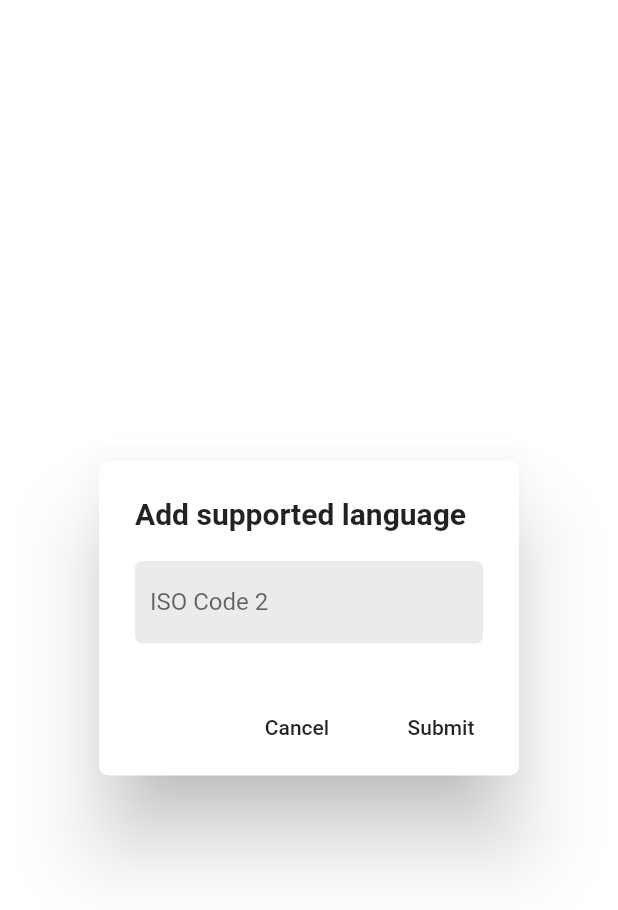
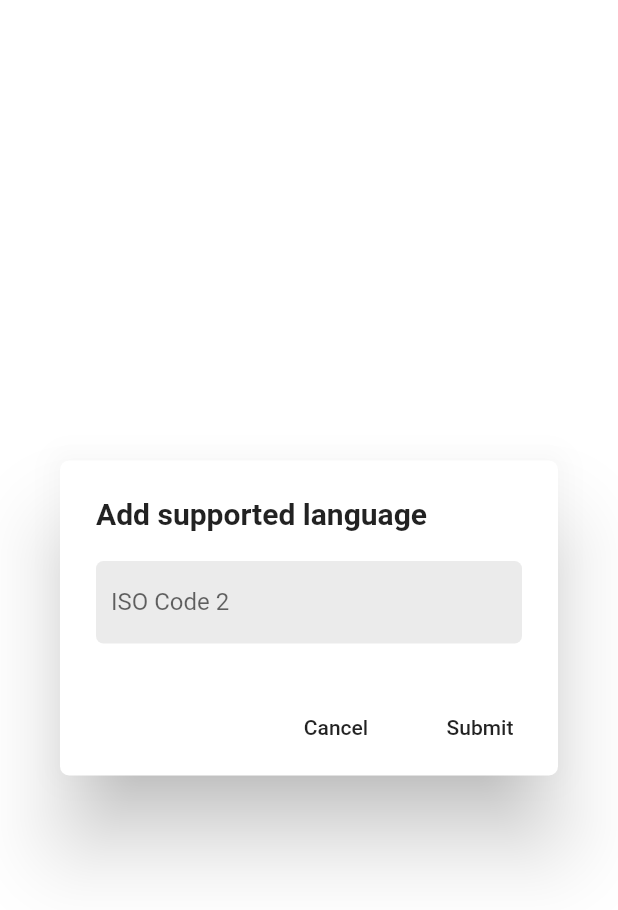
Before and after one commit to GeoQuiz-v2/admin-app, a Flutter app: the AddSupportedLanguageDialog widget shown alone on an empty page, opened directly, on a phone screen of 412 x 824 dp. Shown: the top 910 px of the screen. Run offline on Flutter 3.47's test engine with Material 2 defaults, Android fonts, the phone set to English and light mode, and no system bars; our stand-ins replace firebase_auth, firebase_core; missing offline and left inert: firebase; accounts and stored records are empty; statements that could not run were skipped.

Commit message:
FormDialog widget

```diff
--- a/lib/res/values.dart
+++ b/lib/res/values.dart
@@ -12,6 +12,6 @@ class Values {
   static final weightBold = FontWeight.w700;
   static final weightBlack = FontWeight.w900;
 
-  static final blockSpacing = 50.0;
+  static final blockSpacing = 30.0;
   static final normalSpacing = 10.0;
 }
--- a/lib/ui/questions.dart
+++ b/lib/ui/questions.dart
@@ -4,7 +4,7 @@ import 'package:geoquizadmin/models/models.dart';
 import 'package:geoquizadmin/models/questions_provider.dart';
 import 'package:geoquizadmin/res/colors.dart';
 import 'package:geoquizadmin/res/values.dart';
-import 'package:geoquizadmin/ui/widget/dialog.dart';
+import 'package:geoquizadmin/ui/widget/form_dialog.dart';
 import 'package:geoquizadmin/ui/widget/form_field.dart';
 import 'package:geoquizadmin/ui/widget/subtitle.dart';
 import 'package:provider/provider.dart';
@@ -85,31 +85,20 @@ class _AddSupportedLanguageDialogState extends State<AddSupportedLanguageDialog>
 
   bool inProgress = false;
 
-  final _formKey = GlobalKey<FormState>();
-  final _codeISOController = TextEditingController();
+
 
   @override
   Widget build(BuildContext context) {
-    return AppDialog(
+    return FormDialog(
       title: "Add supported language",
-      content: Form(
-        key: _formKey,
-        child: RoundedTextFormField(
-          hint: "ISO Code 2",
-          controller: _codeISOController,
-          validator: (value) => value.length == 2 ? null : "2 characters only.",
-        ),
-      ),
+      label: "ISO Code 2",
       onSubmit: onSubmit,
     );
   }
 
-  Future<bool> onSubmit() async {
-    if (_formKey.currentState.validate()) {
-      await Provider.of<QuestionsProvider>(context, listen: false).addSupportedLanguage(Language(_codeISOController.text));
-      return true;
-    }
-    return false;
+  Future<bool> onSubmit(String isoCode) async {
+    await Provider.of<QuestionsProvider>(context, listen: false).addSupportedLanguage(Language(isoCode));
+    return true;
   }
 }
 
@@ -131,7 +120,7 @@ class ThemeListWidget extends StatelessWidget {
               IconButton(
                 icon: Icon(Icons.image),
                 color: AppColors.textColorLight,
-                onPressed: () {},
+                onPressed: () => onAddIcon(context),
               ),
               SizedBox(width: Values.normalSpacing,),
               SizedBox(
@@ -150,6 +139,14 @@ class ThemeListWidget extends StatelessWidget {
         )
       ]
     );
+  }
+
+  onAddIcon(context) {
+    showDialog(context: context, builder: (context) => FormDialog(
+      title: "Theme svg icon",
+      label: "Text("")",
+      onSubmit: (value) async {return true;},
+    ));
   }
 }
 
--- a/lib/ui/template.dart
+++ b/lib/ui/template.dart
@@ -13,9 +13,8 @@ import 'package:provider/provider.dart';
 class Template extends StatefulWidget {
 
   final Map<String, Widget> pages = {
-        "Dashboard" : DashboardScreen(),
     "Questions" : QuestionsScreen(),
-
+    "Dashboard" : DashboardScreen(),
   };
 
   Template({Key key}) : super(key: key);
@@ -63,7 +62,7 @@ class _TemplateState extends State<Template> {
                   children: <Widget>[
                     SizedBox(height: Values.normalSpacing,),
                     Text(currentPage.key, style: Theme.of(context).textTheme.subtitle,),
-                    SizedBox(height: Values.normalSpacing),
+                    SizedBox(height: Values.blockSpacing),
                     currentPage.value
                   ],
                 ),
--- a/lib/ui/widget/dialog.dart
+++ /dev/null
@@ -1,49 +0,0 @@
-import 'package:flutter/material.dart';
-import 'package:flutter/widgets.dart';
-import 'package:geoquizadmin/res/values.dart';
-
-
-class AppDialog extends StatefulWidget {
-
-  final String title;
-  final Widget content;
-  final Future<bool> Function() onSubmit;
-
-  AppDialog({@required this.title, @required this.content, @required this.onSubmit});
-
-
-  @override
-  _AppDialogState createState() => _AppDialogState();
-}
-
-class _AppDialogState extends State<AppDialog> {
-
-  bool inProgress = false;
-
-  @override
-  Widget build(BuildContext context) {
-    return AlertDialog(
-      titleTextStyle: Theme.of(context).textTheme.headline,
-      shape: RoundedRectangleBorder(borderRadius: BorderRadius.circular(Values.radius)),
-      title: Text(widget.title),
-      content: widget.content,
-      actions: <Widget>[
-        if (!inProgress)
-          FlatButton(
-            child: Text("Cancel"),
-            onPressed: () => Navigator.pop(context)
-          ),
-          FlatButton(
-            child: Text(inProgress ? "Loading" : "Submit"),
-            onPressed: inProgress ? null : () async {
-              setState(() => inProgress = true);
-              bool res = await widget.onSubmit();
-              setState(() => inProgress = false);
-              if (res)
-                Navigator.pop(context);
-            }
-          )
-      ],
-    );
-  }
-}
--- /dev/null
+++ b/lib/ui/widget/form_dialog.dart
@@ -0,0 +1,67 @@
+import 'package:flutter/material.dart';
+import 'package:flutter/widgets.dart';
+import 'package:geoquizadmin/res/values.dart';
+import 'package:geoquizadmin/ui/widget/form_field.dart';
+
+
+class FormDialog extends StatefulWidget {
+
+  final String title;
+  final String label;
+  final Future<bool> Function(String) onSubmit;
+  final String Function(String) validator;
+
+  FormDialog({@required this.title, @required this.label, @required this.onSubmit, this.validator});
+
+
+  @override
+  _FormDialogState createState() => _FormDialogState();
+}
+
+class _FormDialogState extends State<FormDialog> {
+
+  bool inProgress = false;
+
+  final _formKey = GlobalKey<FormState>();
+  final _textController = TextEditingController();
+
+  @override
+  Widget build(BuildContext context) {
+    return AlertDialog(
+      titleTextStyle: Theme.of(context).textTheme.headline,
+      shape: RoundedRectangleBorder(borderRadius: BorderRadius.circular(Values.radius)),
+      title: Text(widget.title),
+      content: Container(
+        width: double.infinity,
+        constraints: BoxConstraints(maxWidth: 400),
+        child: Form(
+          key: _formKey,
+          child: RoundedTextFormField(
+            hint: widget.label,
+            controller: _textController,
+            validator: widget.validator??((value) => value.isNotEmpty ? null : "2 characters only."),
+          )
+        ),
+      ),
+      actions: <Widget>[
+        if (!inProgress)
+          FlatButton(
+            child: Text("Cancel"),
+            onPressed: () => Navigator.pop(context)
+          ),
+          FlatButton(
+            child: Text(inProgress ? "Loading" : "Submit"),
+            onPressed: inProgress ? null : () async {
+              if (_formKey.currentState.validate()) {
+                setState(() => inProgress = true);
+                bool res = await widget.onSubmit(_textController.text);
+                setState(() => inProgress = false);
+                if (res)
+                  Navigator.pop(context);
+              }
+            }
+          )
+      ],
+    );
+  }
+}
```
Also changed, not shown: lib/ui/widget/utils.dart (+11 -0 lines).
